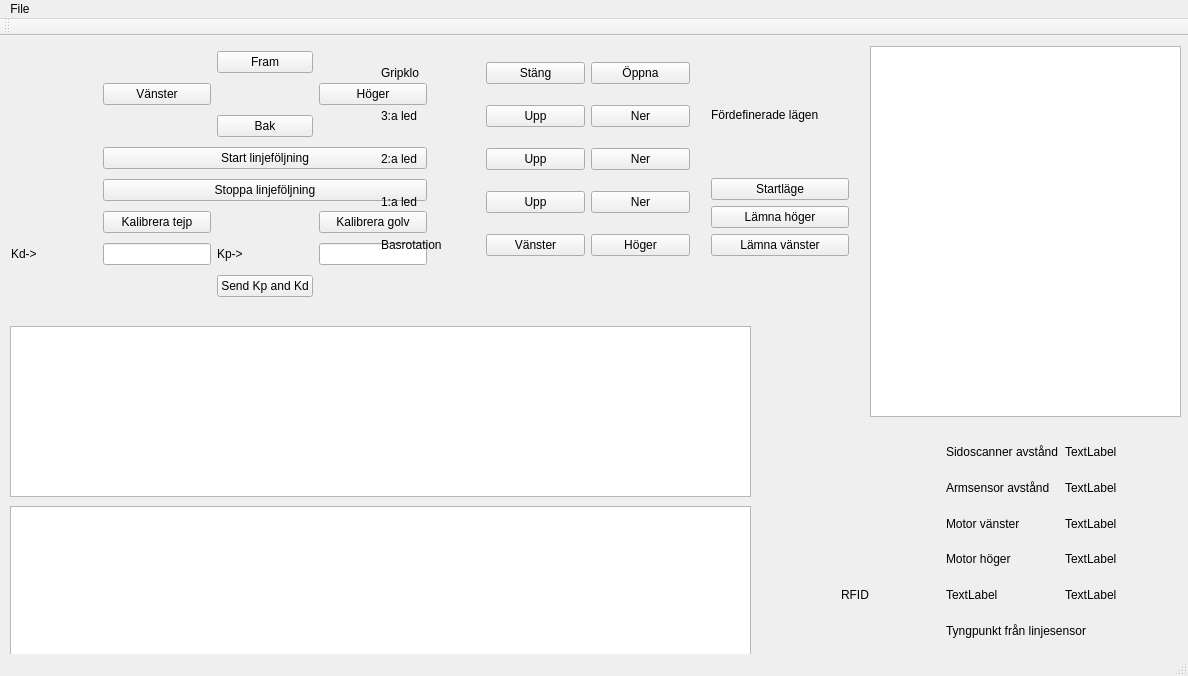
Qt form PC-interface/mainwindow.ui (TSEA56-2014-Grupp-1/Lagerrobot) before a commit.
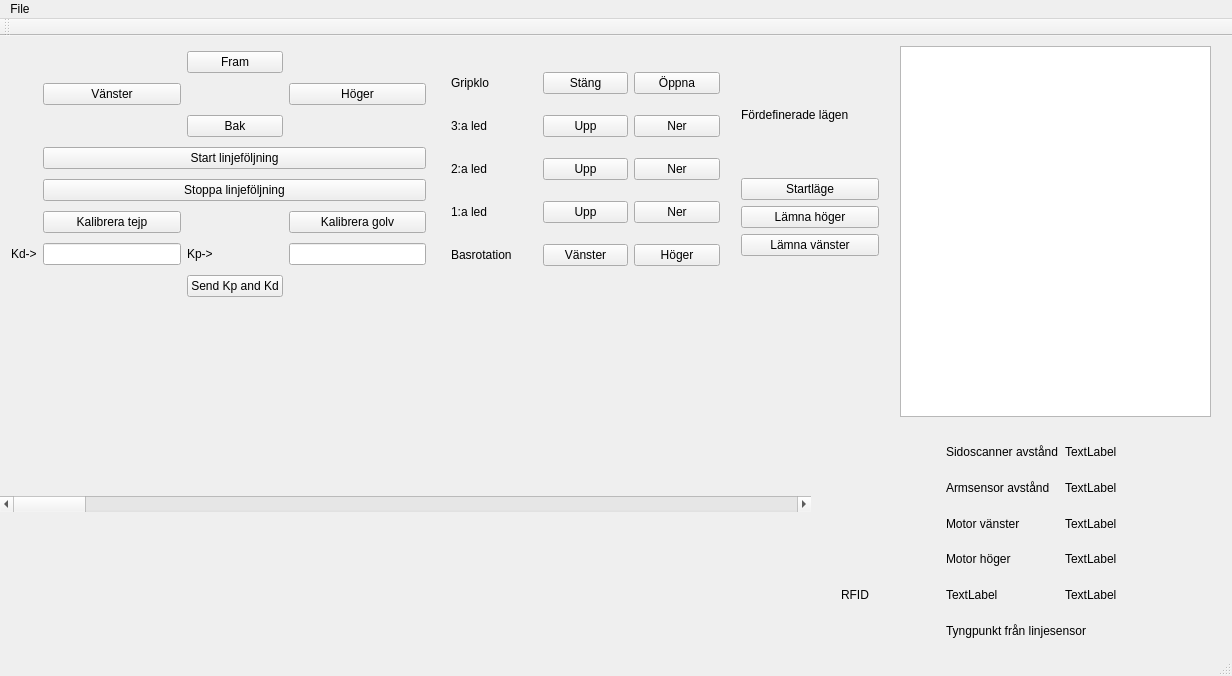
The same form after that commit. Custom widgets are drawn as their Qt base class.

Commit message: Now using QCustomPlot to draw graphs, still work to do

Patch:
```diff
--- a/PC-interface/mainwindow.ui
+++ b/PC-interface/mainwindow.ui
@@ -6,7 +6,7 @@
    <rect>
     <x>0</x>
     <y>0</y>
-    <width>1188</width>
+    <width>1232</width>
     <height>676</height>
    </rect>
   </property>
@@ -19,7 +19,7 @@
      <rect>
       <x>0</x>
       <y>0</y>
-      <width>438</width>
+      <width>437</width>
       <height>277</height>
      </rect>
     </property>
@@ -93,19 +93,6 @@
        </property>
       </widget>
      </item>
-     <item row="5" column="0">
-      <spacer name="horizontalSpacer">
-       <property name="orientation">
-        <enum>Qt::Horizontal</enum>
-       </property>
-       <property name="sizeHint" stdset="0">
-        <size>
-         <width>40</width>
-         <height>20</height>
-        </size>
-       </property>
-      </spacer>
-     </item>
      <item row="7" column="1">
       <widget class="QLineEdit" name="lineEdit_Kd"/>
      </item>
@@ -224,9 +211,9 @@
    <widget class="QWidget" name="gridLayoutWidget_3">
     <property name="geometry">
      <rect>
-      <x>370</x>
-      <y>0</y>
-      <width>331</width>
+      <x>440</x>
+      <y>10</y>
+      <width>291</width>
       <height>251</height>
      </rect>
     </property>
@@ -341,7 +328,7 @@
    <widget class="QWidget" name="verticalLayoutWidget">
     <property name="geometry">
      <rect>
-      <x>700</x>
+      <x>730</x>
       <y>10</y>
       <width>160</width>
       <height>221</height>
@@ -378,43 +365,47 @@
      </item>
     </layout>
    </widget>
-   <widget class="QGraphicsView" name="graphicsView_graph_1">
-    <property name="geometry">
-     <rect>
-      <x>10</x>
-      <y>290</y>
-      <width>741</width>
-      <height>171</height>
-     </rect>
-    </property>
-   </widget>
-   <widget class="QGraphicsView" name="graphicsView_graph_2">
-    <property name="geometry">
-     <rect>
-      <x>10</x>
-      <y>470</y>
-      <width>741</width>
-      <height>171</height>
-     </rect>
-    </property>
-   </widget>
    <widget class="QListWidget" name="listWidget_log">
     <property name="geometry">
      <rect>
-      <x>870</x>
+      <x>900</x>
       <y>10</y>
       <width>311</width>
       <height>371</height>
      </rect>
     </property>
    </widget>
+   <widget class="QCustomPlot" name="plot_steering" native="true">
+    <property name="geometry">
+     <rect>
+      <x>0</x>
+      <y>280</y>
+      <width>811</width>
+      <height>181</height>
+     </rect>
+    </property>
+    <zorder>horizontalScrollBar_graphs</zorder>
+   </widget>
+   <widget class="QScrollBar" name="horizontalScrollBar_graphs">
+    <property name="geometry">
+     <rect>
+      <x>0</x>
+      <y>460</y>
+      <width>811</width>
+      <height>16</height>
+     </rect>
+    </property>
+    <property name="orientation">
+     <enum>Qt::Horizontal</enum>
+    </property>
+   </widget>
   </widget>
   <widget class="QMenuBar" name="menuBar">
    <property name="geometry">
     <rect>
      <x>0</x>
      <y>0</y>
-     <width>1188</width>
+     <width>1232</width>
      <height>22</height>
     </rect>
    </property>
@@ -451,6 +442,14 @@
   </action>
  </widget>
  <layoutdefault spacing="6" margin="11"/>
+ <customwidgets>
+  <customwidget>
+   <class>QCustomPlot</class>
+   <extends>QWidget</extends>
+   <header>qcustomplot.h</header>
+   <container>1</container>
+  </customwidget>
+ </customwidgets>
  <resources/>
  <connections/>
 </ui>
```
The commit also changes 8 other files.
